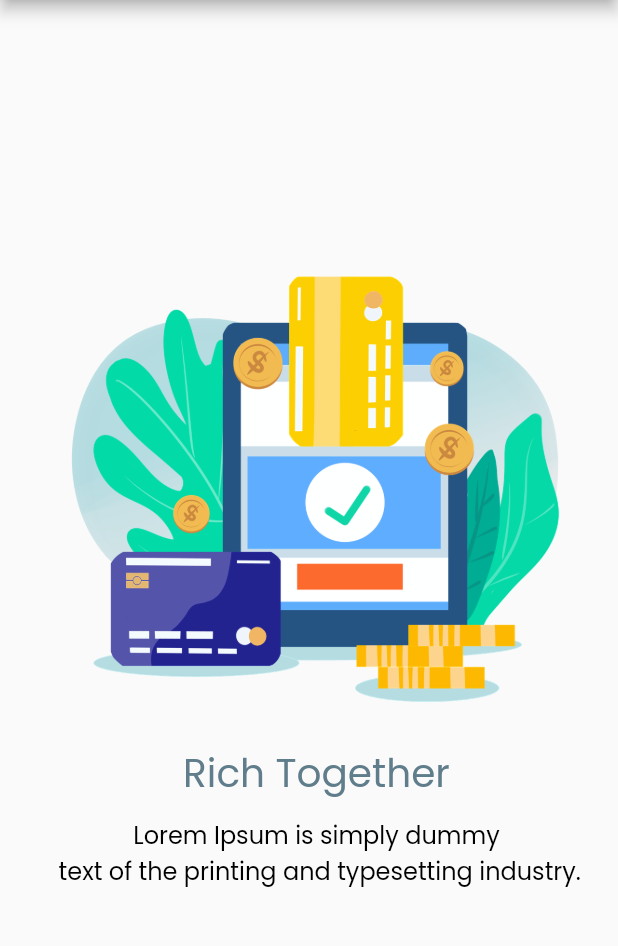
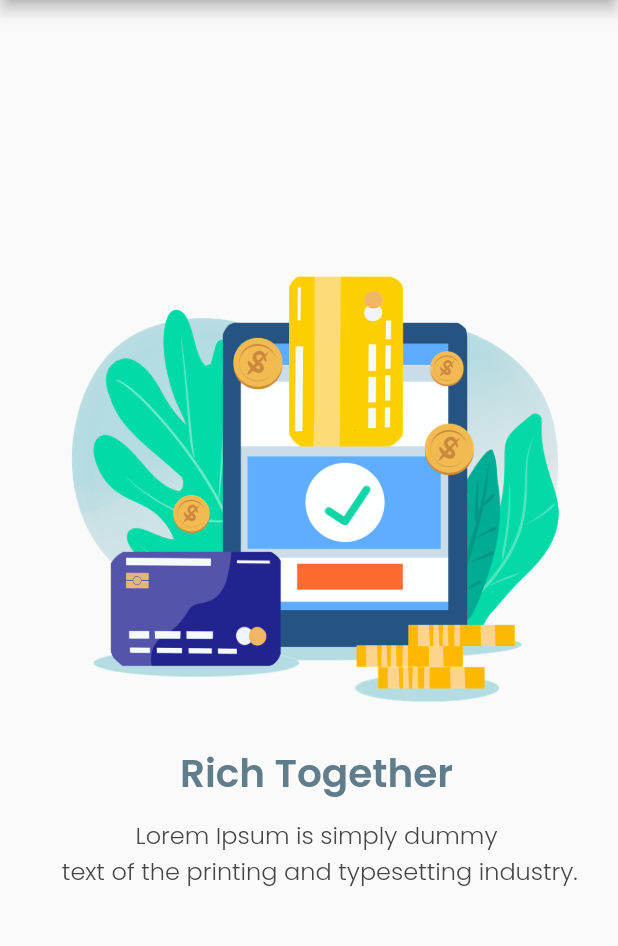
Before and after one commit to zaenalashter/cashy_app, a Flutter app: the screen it shows after launch, on a phone screen of 412 x 824 dp, the part 84-1030 px from its top. Run offline on Flutter 3.47's test engine with Material 2 defaults, Android fonts, the phone set to English and light mode, and no system bars.

```diff
--- a/lib/font_style.dart
+++ b/lib/font_style.dart
@@ -4,9 +4,11 @@ TextStyle mainHeader = TextStyle(
   fontSize: 26,
   color: Colors.blueGrey,
   fontFamily: 'Poppins',
+  fontWeight: FontWeight.w700,
 );
 TextStyle subHeader = TextStyle(
   fontSize: 16,
-  color: Color.fromARGB(255, 0, 0, 0),
+  color: Color.fromARGB(255, 70, 69, 69),
   fontFamily: 'Poppins',
+  fontWeight: FontWeight.w300,
 );
--- a/pubspec.yaml
+++ b/pubspec.yaml
@@ -75,9 +75,11 @@ flutter:
   fonts:
     - family: Poppins
       fonts:
-        # - asset: fonts/Poppins-Light.ttf
+        - asset: assets/fonts/Poppins-Light.ttf
+          weight: 300
         # - asset: fonts/Poppins-Regular.ttf
-        - asset: fonts/Poppins-SemiBold.ttf
+        - asset: assets/fonts/Poppins-SemiBold.ttf
+          weight: 700
   #   - family: Trajan Pro
   #     fonts:
   #       - asset: fonts/TrajanPro.ttf
```
